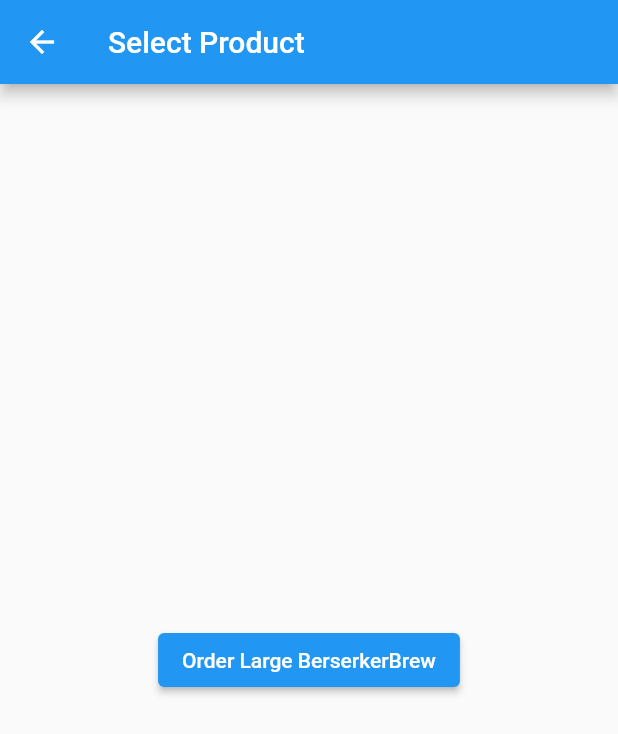
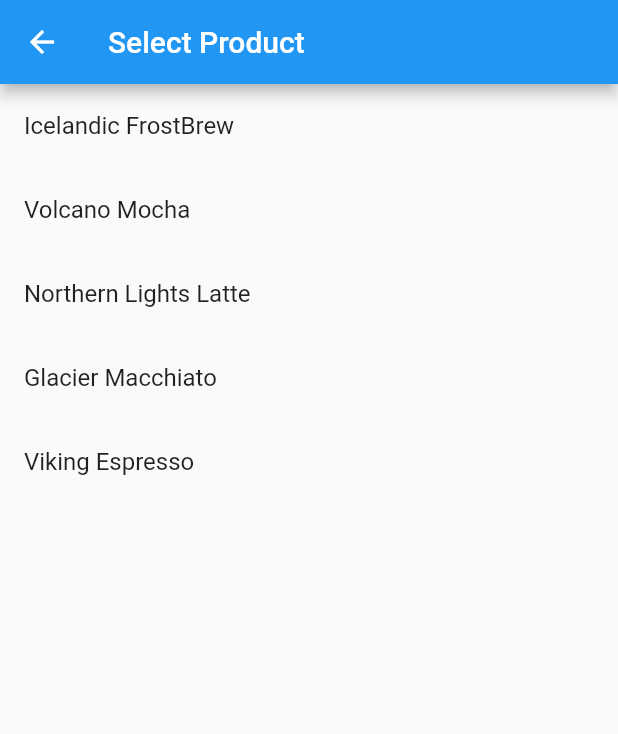
Before and after one commit to IT-HUSET/copilot-19okt-flutter-coffee, a Flutter app: the screen it shows after launch, after a tap on "Order Coffee", on a phone screen of 412 x 824 dp. Shown: the top 734 px of the screen. Run offline on Flutter 3.47's test engine with Material 2 defaults, Android fonts, the phone set to English and light mode, and no system bars.

Commit message:
Added drinks and working tests

```diff
--- a/lib/coffee_drink.dart
+++ b/lib/coffee_drink.dart
@@ -1,9 +1,27 @@
 import 'dart:convert';
-import 'package:flutter/services.dart';
 
-// TODO: Create a class representing a coffee drink, with fields for name, price and iconURL.
 
-// TODO: Create a function that reads a list of CoffeeDrink objects from a JSON string.
+class CoffeeDrink {
+  String name;
+  String price;
+  String iconURL;
+
+  CoffeeDrink(this.name, this.price, this.iconURL);
+}
+
+
+List<CoffeeDrink> getCoffeeDrinks(){
+  return getCoffeeDrinksFromJson(coffeDrinksJson);
+}
+
+List<CoffeeDrink> getCoffeeDrinksFromJson(String jsonString) {
+  final List<dynamic> jsonList = json.decode(jsonString);
+  return jsonList.map((json) => CoffeeDrink(
+    json['name'] as String,
+    json['price'] as String,
+    json['iconURL'] as String,
+  )).toList();
+}
 
 
 const coffeDrinksJson = '''
--- a/lib/main.dart
+++ b/lib/main.dart
@@ -44,20 +44,24 @@ class WelcomeScreen extends StatelessWidget {
 }
 
 class ProductSelection extends StatelessWidget {
+  final drinks = getCoffeeDrinks();
+
   @override
   Widget build(BuildContext context) {
-
     return Scaffold(
       appBar: AppBar(
         title: Text('Select Product'),
       ),
-      body: Center(
-        child: ElevatedButton(
-          onPressed: () {
-            Navigator.pushNamed(context, '/order_confirmation');
+      body: ListView.builder(
+          itemCount: drinks.length,
+          itemBuilder: (context, index) {
+            return ListTile(
+              title: Text(drinks[index].name),
+              onTap: () {
+                Navigator.pushNamed(context, '/order_confirmation');
+              },
+            );
           },
-            child: Text('Order Large BerserkerBrew'),
-        ),
         ),
     );
   }
```
Also changed, not shown: 2 other files.
